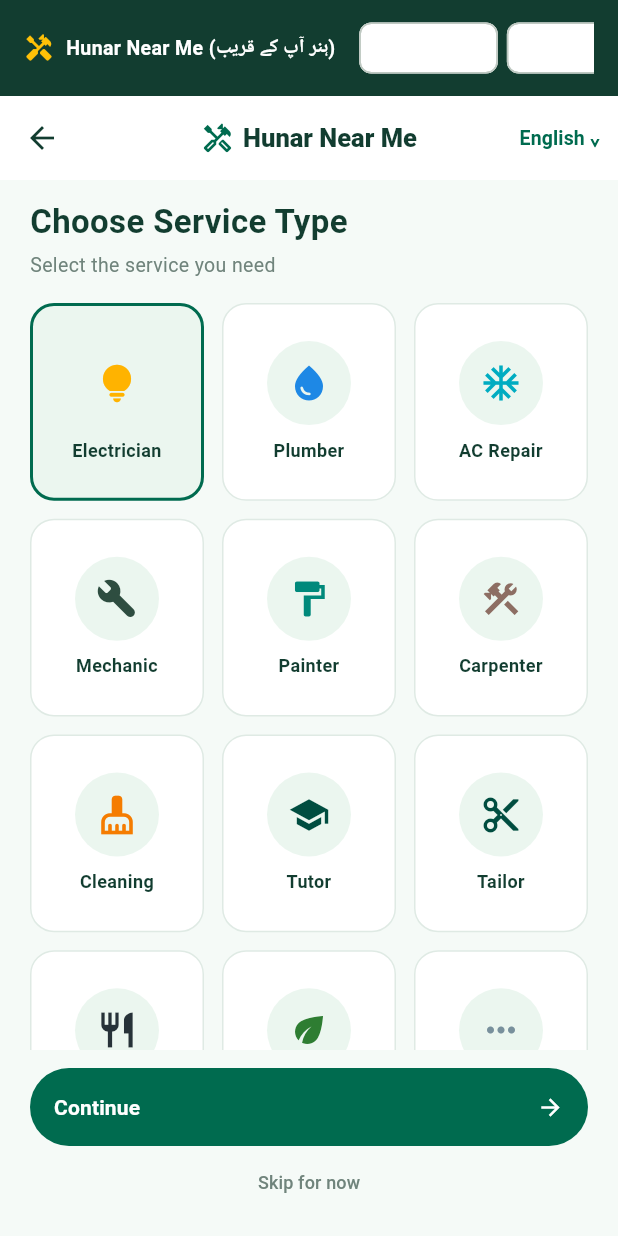
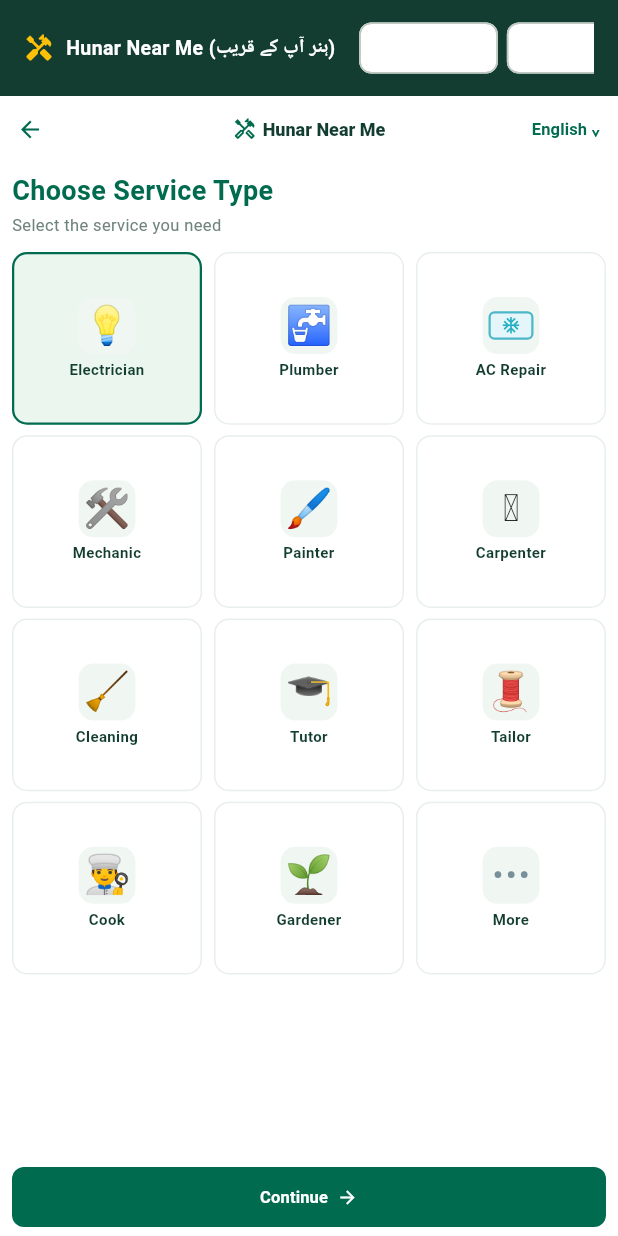
Before and after one commit to maharyasirsumra1/Hunar-Near-Me, a Flutter app: the screen it shows after launch, after a tap on "2. Customer Signup", after a tap on "Continue", on a phone screen of 412 x 824 dp. Run offline on Flutter 3.47's test engine with Material 3 defaults, Android fonts, the phone set to English and light mode, and no system bars; our stand-ins replace flutter_secure_storage.

Commit message:
Update project files

```diff
--- a/flutter_app/lib/screens/choose_service_type_screen.dart
+++ b/flutter_app/lib/screens/choose_service_type_screen.dart
@@ -13,7 +13,8 @@ class ChooseServiceTypeScreen extends StatefulWidget {
   const ChooseServiceTypeScreen({super.key, required this.onNavigate});
 
   @override
-  State<ChooseServiceTypeScreen> createState() => _ChooseServiceTypeScreenState();
+  State<ChooseServiceTypeScreen> createState() =>
+      _ChooseServiceTypeScreenState();
 }
 
 class _ChooseServiceTypeScreenState extends State<ChooseServiceTypeScreen> {
@@ -24,26 +25,74 @@ class _ChooseServiceTypeScreenState extends State<ChooseServiceTypeScreen> {
     final app = AppScope.of(context);
 
     return Scaffold(
-      appBar: buildAppHeader(context, onBack: () => widget.onNavigate(1)),
+      backgroundColor: Colors.white,
+      appBar: AppBar(
+        toolbarHeight: 44,
+        leadingWidth: 40,
+        leading: IconButton(
+          padding: EdgeInsets.zero,
+          constraints: const BoxConstraints.tightFor(width: 40, height: 40),
+          icon: const Icon(Icons.arrow_back, color: kForestGreen, size: 18),
+          onPressed: () => widget.onNavigate(1),
+        ),
+        title: Row(
+          mainAxisSize: MainAxisSize.min,
+          children: [
+            const Icon(Icons.handyman_outlined, color: kForestGreen, size: 16),
+            const SizedBox(width: 4),
+            Text(
+              app.appName,
+              style: const TextStyle(
+                fontWeight: FontWeight.w800,
+                fontSize: 12,
+                color: kDarkInk,
+              ),
+            ),
+          ],
+        ),
+        centerTitle: true,
+        actions: [
+          TextButton(
+            onPressed: () => app.toggleLanguage(),
+            child: Text(
+              app.lang == 'en' ? 'English ⌄' : 'اردو ⌄',
+              style: const TextStyle(
+                color: kForestGreen,
+                fontWeight: FontWeight.bold,
+                fontSize: 11,
+              ),
+            ),
+          ),
+        ],
+      ),
       body: SafeArea(
         child: Padding(
-          padding: const EdgeInsets.symmetric(horizontal: 20.0, vertical: 12.0),
+          padding: const EdgeInsets.symmetric(horizontal: 8, vertical: 6),
           child: Column(
             crossAxisAlignment: CrossAxisAlignment.start,
             children: [
-              const Text('Choose Service Type', style: TextStyle(fontSize: 22, fontWeight: FontWeight.bold, color: kDarkInk)),
-              const SizedBox(height: 4),
-              const Text('Select the service you need', style: TextStyle(color: kMutedText, fontSize: 13)),
-              const SizedBox(height: 16),
-
+              const Text(
+                'Choose Service Type',
+                style: TextStyle(
+                  fontSize: 18,
+                  fontWeight: FontWeight.bold,
+                  color: kForestGreen,
+                ),
+              ),
+              const SizedBox(height: 2),
+              const Text(
+                'Select the service you need',
+                style: TextStyle(color: kMutedText, fontSize: 11),
+              ),
+              const SizedBox(height: 10),
               Expanded(
                 child: GridView.builder(
                   itemCount: app.services.length,
                   gridDelegate: const SliverGridDelegateWithFixedCrossAxisCount(
                     crossAxisCount: 3,
-                    crossAxisSpacing: 12,
-                    mainAxisSpacing: 12,
-                    childAspectRatio: 0.88,
+                    crossAxisSpacing: 8,
+                    mainAxisSpacing: 7,
+                    childAspectRatio: 1.1,
                   ),
                   itemBuilder: (ctx, i) {
                     final s = app.services[i];
@@ -53,15 +102,17 @@ class _ChooseServiceTypeScreenState extends State<ChooseServiceTypeScreen> {
                         setState(() => selectedId = s.id);
                         app.selectedServiceId = s.id;
                       },
-                      borderRadius: BorderRadius.circular(16),
+                      borderRadius: BorderRadius.circular(10),
                       child: Container(
-                        padding: const EdgeInsets.all(8),
+                        padding: const EdgeInsets.all(4),
                         decoration: BoxDecoration(
                           color: isSelected ? kCardGreenTint : Colors.white,
-                          borderRadius: BorderRadius.circular(16),
+                          borderRadius: BorderRadius.circular(10),
                           border: Border.all(
-                            color: isSelected ? kForestGreen : kBorderColor,
-                            width: isSelected ? 2 : 1,
+                            color: isSelected
+                                ? kForestGreen
+                                : const Color(0xFFE8EFEB),
+                            width: isSelected ? 1.5 : 1,
                           ),
                         ),
                         child: Column(
@@ -69,13 +120,19 @@ class _ChooseServiceTypeScreenState extends State<ChooseServiceTypeScreen> {
                           children: [
                             ServiceVectorIcon(
                               serviceId: s.id,
-                              size: 56,
+                              size: 38,
                             ),
-                            const SizedBox(height: 8),
+                            const SizedBox(height: 3),
                             Text(
                               s.name,
-                              style: const TextStyle(fontWeight: FontWeight.bold, fontSize: 12, color: kDarkInk),
+                              style: const TextStyle(
+                                fontWeight: FontWeight.w600,
+                                fontSize: 10,
+                                color: kDarkInk,
+                              ),
                               textAlign: TextAlign.center,
+                              maxLines: 1,
+                              overflow: TextOverflow.ellipsis,
                             ),
                           ],
                         ),
@@ -84,13 +141,35 @@ class _ChooseServiceTypeScreenState extends State<ChooseServiceTypeScreen> {
                   },
                 ),
               ),
-
-              const SizedBox(height: 12),
-              buildPillButton('Continue', () => widget.onNavigate(4)),
-              Center(
-                child: TextButton(
+              const SizedBox(height: 7),
+              SizedBox(
+                width: double.infinity,
+                height: 40,
+                child: ElevatedButton(
                   onPressed: () => widget.onNavigate(4),
-                  child: const Text('Skip for now', style: TextStyle(color: kMutedText, fontSize: 12)),
+                  style: ElevatedButton.styleFrom(
+                    backgroundColor: kForestGreen,
+                    foregroundColor: Colors.white,
+                    elevation: 0,
+                    padding: EdgeInsets.zero,
+                    shape: RoundedRectangleBorder(
+                      borderRadius: BorderRadius.circular(8),
+                    ),
+                  ),
+                  child: const Row(
+                    mainAxisSize: MainAxisSize.min,
+                    children: [
+                      Text(
+                        'Continue',
+                        style: TextStyle(
+                          fontWeight: FontWeight.bold,
+                          fontSize: 11,
+                        ),
+                      ),
+                      SizedBox(width: 6),
+                      Icon(Icons.arrow_forward, size: 14),
+                    ],
+                  ),
                 ),
               ),
             ],
--- a/flutter_app/lib/widgets/service_vector_icons.dart
+++ b/flutter_app/lib/widgets/service_vector_icons.dart
@@ -1,9 +1,4 @@
 import 'package:flutter/material.dart';
-
-// ============================================================================
-// CUSTOM COMPOSITE VECTOR ICONS FOR ALL 12 SERVICE CATEGORIES
-// Matches the Exact Reference Screenshot
-// ============================================================================
 
 class ServiceVectorIcon extends StatelessWidget {
   final String serviceId;
@@ -20,9 +15,9 @@ class ServiceVectorIcon extends StatelessWidget {
     return Container(
       width: size,
       height: size,
-      decoration: const BoxDecoration(
-        color: Color(0xFFEBF6EF), // Light pastel mint green
-        shape: BoxShape.circle,
+      decoration: BoxDecoration(
+        color: const Color(0xFFF0F7F3),
+        borderRadius: BorderRadius.circular(10),
       ),
       alignment: Alignment.center,
       child: _buildInnerGraphic(serviceId),
@@ -31,42 +26,53 @@ class ServiceVectorIcon extends StatelessWidget {
 
   Widget _buildInnerGraphic(String id) {
     switch (id) {
-      case 's1': // Electrician - Glowing Yellow Bulb
-        return const Icon(Icons.lightbulb_rounded, color: Color(0xFFFFB300), size: 30);
-
-      case 's2': // Plumber - Blue Water Tap
-        return const Icon(Icons.water_drop, color: Color(0xFF1E88E5), size: 28);
-
-      case 's3': // AC Repair - Cyan AC Snowflake
-        return const Icon(Icons.ac_unit, color: Color(0xFF00ACC1), size: 28);
-
-      case 's5': // Mechanic - Crossed Wrench & Screwdriver
-        return const Icon(Icons.build_rounded, color: Color(0xFF2E4D40), size: 28);
-
-      case 's4': // Painter - Green Paint Roller
-        return const Icon(Icons.format_paint, color: Color(0xFF00897B), size: 28);
-
-      case 's6': // Carpenter - Wood Saw & Ruler
-        return const Icon(Icons.construction, color: Color(0xFF8D6E63), size: 28);
-
-      case 's10': // Cleaning - Yellow Broom & Sparkles
-        return const Icon(Icons.cleaning_services, color: Color(0xFFF57C00), size: 28);
-
-      case 's7': // Tutor - Graduation Cap
-        return const Icon(Icons.school, color: Color(0xFF004D40), size: 28);
-
-      case 's8': // Tailor - Sewing Machine / Scissors
-        return const Icon(Icons.content_cut, color: Color(0xFF004D40), size: 28);
-
-      case 's9': // Cook - White Chef Hat
-        return const Icon(Icons.restaurant, color: Color(0xFF263238), size: 28);
-
-      case 's11': // Gardener - Plant Sprout
-        return const Icon(Icons.eco, color: Color(0xFF2E7D32), size: 28);
-
-      case 's12': // More - Three Horizontal Dots
+      case 's1':
+        return const Text('💡', style: TextStyle(fontSize: 25));
+      case 's2':
+        return const Text('🚰', style: TextStyle(fontSize: 25));
+      case 's3':
+        return Container(
+          width: 30,
+          height: 19,
+          decoration: BoxDecoration(
+            color: const Color(0xFFE4F6FA),
+            border: Border.all(color: const Color(0xFF4CB7C8), width: 1.5),
+            borderRadius: BorderRadius.circular(4),
+          ),
+          child: const Icon(
+            Icons.ac_unit,
+            color: Color(0xFF27AFC3),
+            size: 13,
+          ),
+        );
+      case 's4':
+        return const Text('🖌️', style: TextStyle(fontSize: 25));
+      case 's5':
+        return const Text('🛠️', style: TextStyle(fontSize: 25));
+      case 's6':
+        return const Text('🪚', style: TextStyle(fontSize: 25));
+      case 's7':
+        return const Text('🎓', style: TextStyle(fontSize: 25));
+      case 's8':
+        return const Text('🧵', style: TextStyle(fontSize: 25));
+      case 's9':
+        return const Text('👨‍🍳', style: TextStyle(fontSize: 25));
+      case 's10':
+        return const Text('🧹', style: TextStyle(fontSize: 25));
+      case 's11':
+        return const Text('🌱', style: TextStyle(fontSize: 25));
+      case 's12':
+        return const Text(
+          '•••',
+          style: TextStyle(
+            color: Color(0xFF78909C),
+            fontSize: 19,
+            fontWeight: FontWeight.bold,
+            letterSpacing: 2,
+          ),
+        );
       default:
-        return const Icon(Icons.more_horiz, color: Color(0xFF78909C), size: 28);
+        return const Text('•••', style: TextStyle(color: Color(0xFF78909C)));
     }
   }
 }
```
Also changed, not shown: lib/screens/choose_service_type_screen.dart (+105 -28 lines), lib/widgets/service_vector_icons.dart (+45 -43 lines).
